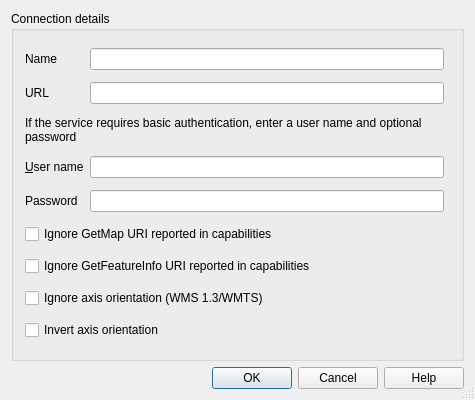
First picture: the form in src/ui/qgsnewhttpconnectionbase.ui, repository qgis/QGIS, before the edit.
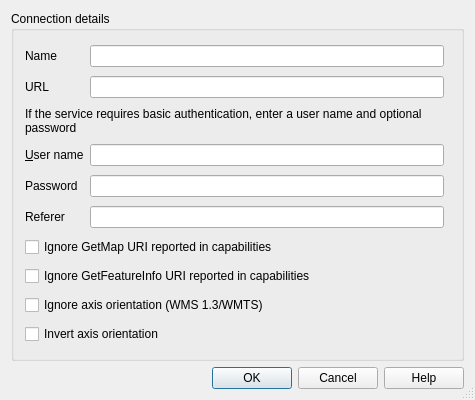
Second picture: the form after the edit.

Commit message: working on referer option for http requests

Patch:
```diff
--- a/src/ui/qgsnewhttpconnectionbase.ui
+++ b/src/ui/qgsnewhttpconnectionbase.ui
@@ -162,6 +162,16 @@
         </property>
        </widget>
       </item>
+      <item row="7" column="1">
+       <widget class="QLineEdit" name="txtReferer"/>
+      </item>
+      <item row="7" column="0">
+       <widget class="QLabel" name="label_4">
+        <property name="text">
+         <string>Referer</string>
+        </property>
+       </widget>
+      </item>
      </layout>
     </widget>
    </item>
```
The commit also changes 4 other files.
